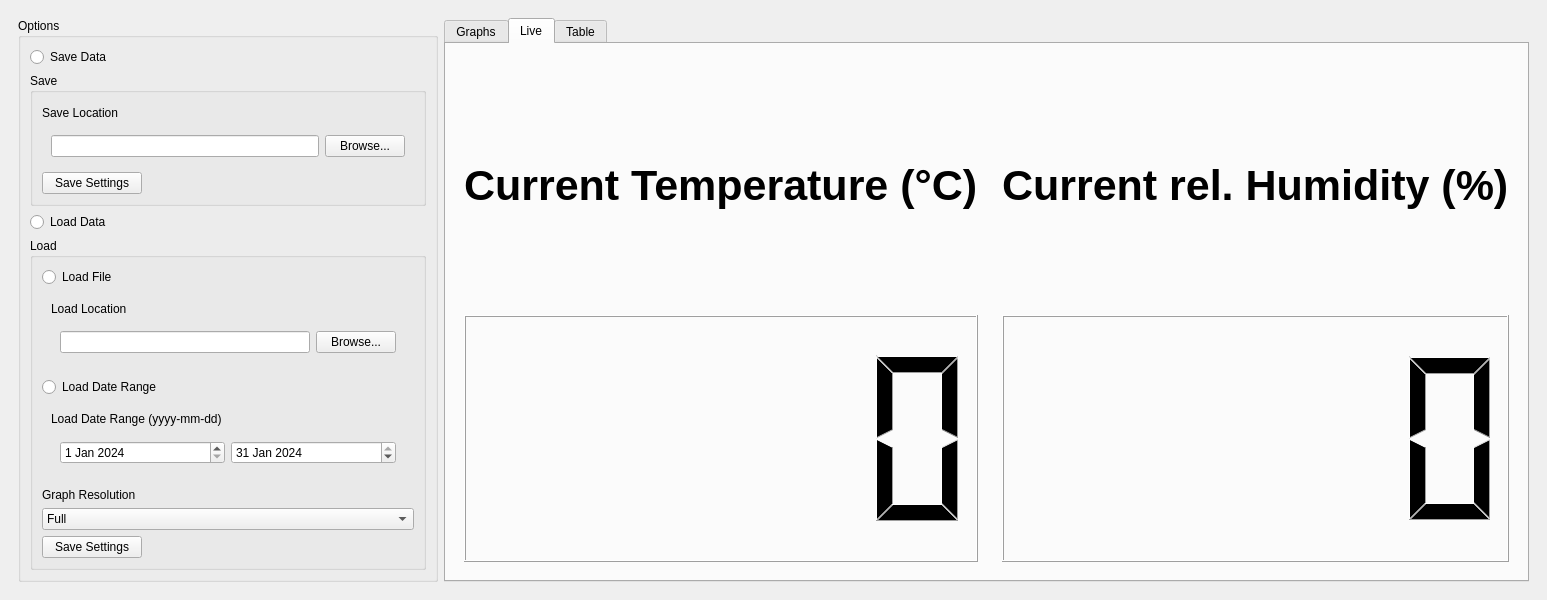
Before: the Qt Designer form mainwindow.ui in brennanleblanc0/QSUM-TempGui, drawn with Qt 5.
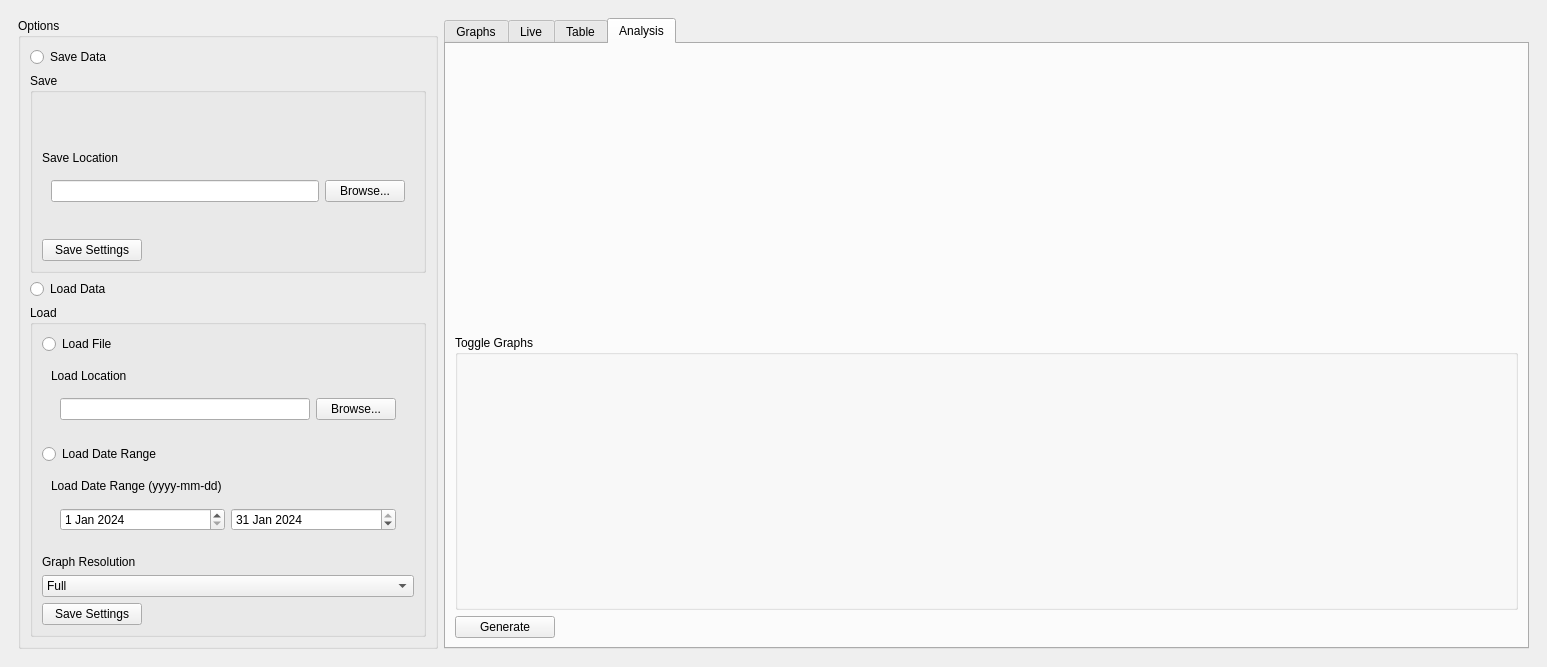
After: the same form once the commit is applied. Custom widgets are drawn as their Qt base class.

Commit message: Skeleton for Analysis tab

What changed in the file:
```diff
--- a/mainwindow.ui
+++ b/mainwindow.ui
@@ -6,8 +6,8 @@
    <rect>
     <x>0</x>
     <y>0</y>
-    <width>945</width>
-    <height>600</height>
+    <width>1388</width>
+    <height>667</height>
    </rect>
   </property>
   <property name="windowTitle">
@@ -244,7 +244,7 @@
        <item>
         <widget class="QTabWidget" name="tabWidget">
          <property name="currentIndex">
-          <number>1</number>
+          <number>3</number>
          </property>
          <widget class="QWidget" name="graphTab">
           <attribute name="title">
@@ -385,6 +385,46 @@
            </item>
           </layout>
          </widget>
+         <widget class="QWidget" name="analysisTab">
+          <attribute name="title">
+           <string>Analysis</string>
+          </attribute>
+          <layout class="QVBoxLayout" name="verticalLayout_10">
+           <item>
+            <layout class="QVBoxLayout" name="analysisLayout">
+             <item>
+              <widget class="PlotWidget" name="analysisWidget" native="true"/>
+             </item>
+             <item>
+              <widget class="QGroupBox" name="analysisBox">
+               <property name="minimumSize">
+                <size>
+                 <width>0</width>
+                 <height>150</height>
+                </size>
+               </property>
+               <property name="title">
+                <string>Toggle Graphs</string>
+               </property>
+              </widget>
+             </item>
+             <item>
+              <widget class="QPushButton" name="analysisButton">
+               <property name="maximumSize">
+                <size>
+                 <width>100</width>
+                 <height>16777215</height>
+                </size>
+               </property>
+               <property name="text">
+                <string>Generate</string>
+               </property>
+              </widget>
+             </item>
+            </layout>
+           </item>
+          </layout>
+         </widget>
         </widget>
        </item>
       </layout>
```
Left out of the diff: 2 changed lines with no effect on the pictures. The commit also changes 2 other files.
